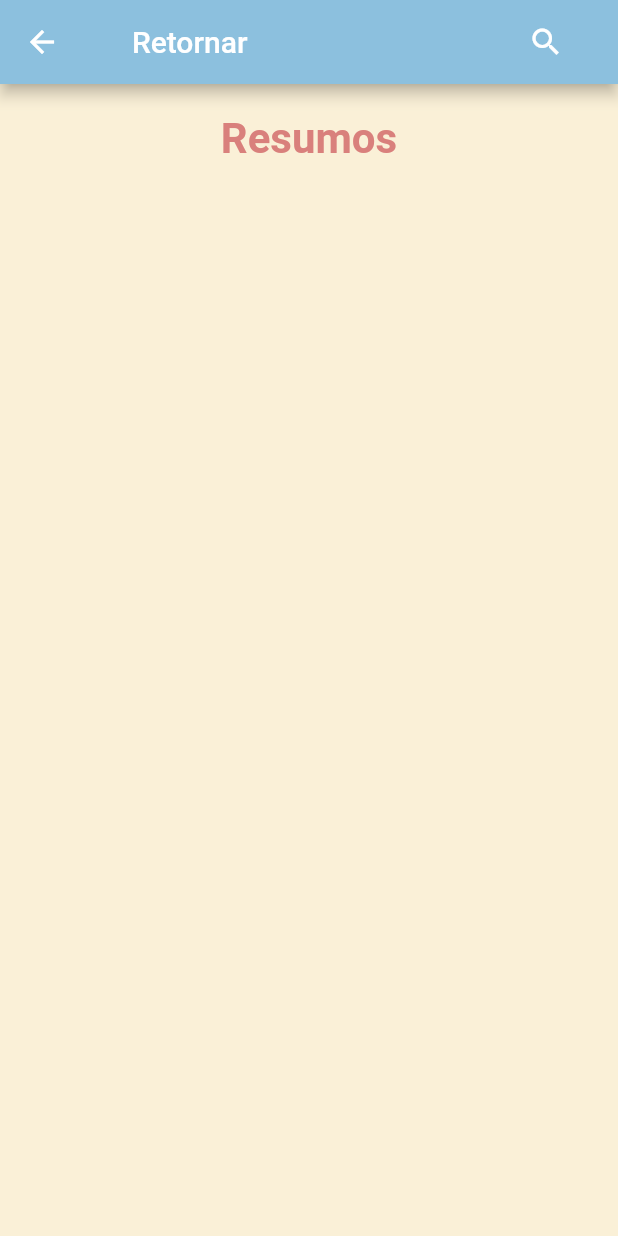
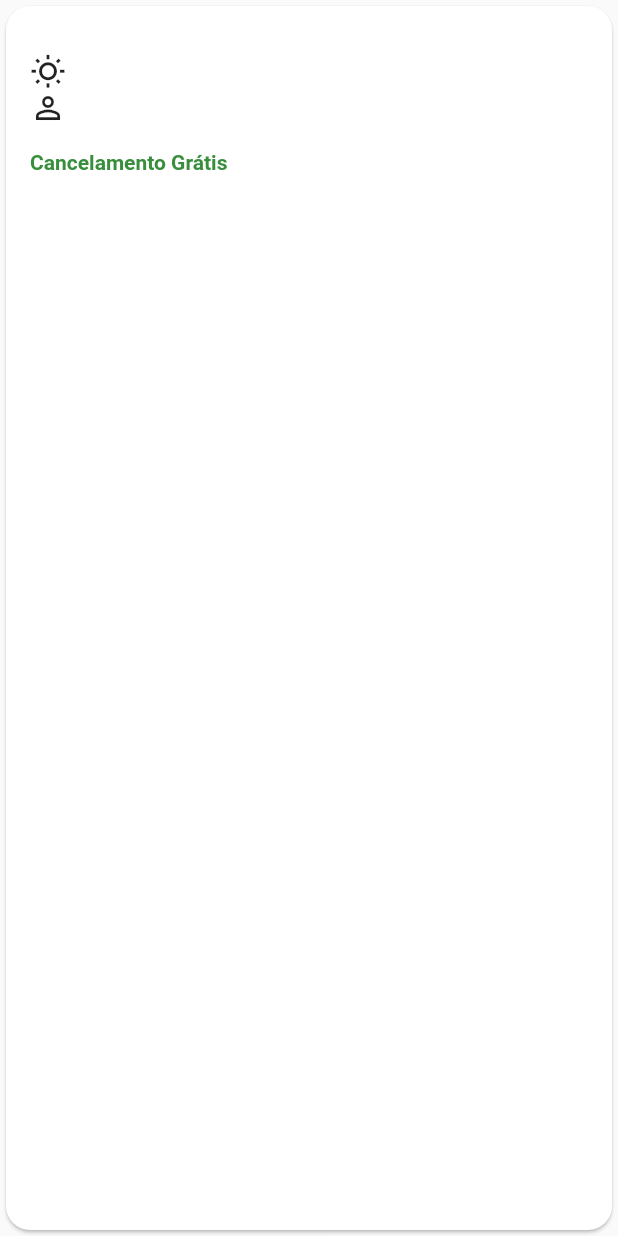
Before and after one commit to Maahrcy/study_app, a Flutter app: the ResumeWidget widget shown alone on an empty page, opened directly, on a phone screen of 412 x 824 dp. Run offline on Flutter 3.47's test engine with Material 2 defaults, Android fonts, the phone set to English and light mode, and no system bars; our stand-ins replace google_fonts; missing offline and left inert: dart:html; Roboto replaces fonts that are missing (Sriracha).

Commit message:
Add files via upload

```diff
--- a/lib/resume_page/quimica.dart
+++ b/lib/resume_page/quimica.dart
@@ -2,10 +2,10 @@ import 'dart:ui';
 import 'package:flutter/cupertino.dart';
 import 'package:flutter/material.dart';
 import 'package:google_fonts/google_fonts.dart';
-import 'package:study_app/resume_page/exercise_widget.dart';
-import 'package:study_app/resume_page/mindmap_widget.dart';
+import 'package:study_app/resume_page/exercise.dart';
+import 'package:study_app/resume_page/mindmap.dart';
+import 'package:study_app/resume_page/desc_pag.dart';
 import 'package:study_app/resume_page/resume_widget.dart';
-import 'package:study_app/resume_page/desc_pag.dart';
 
 class Quimica extends StatefulWidget{
   const Quimica({Key? key}) : super(key: key);
--- a/lib/resume_page/resume_widget.dart
+++ b/lib/resume_page/resume_widget.dart
@@ -1,9 +1,6 @@
 import 'package:flutter/cupertino.dart';
 import 'package:flutter/material.dart';
-import 'package:google_fonts/google_fonts.dart';
-import 'package:study_app/resume_page/quimica.dart';
-import '';
-import '../home_page/vertical_navbar_widget.dart';
+import 'package:study_app/resume_page/detalhes_grid.dart';
 
 class ResumeWidget extends StatefulWidget {
   const ResumeWidget({Key? key}) : super(key: key);
@@ -12,55 +9,91 @@ class ResumeWidget extends StatefulWidget {
   State<ResumeWidget> createState() => _ResumeWidgetState();
 }
 
-class _ResumeWidgetState extends State<ResumeWidget> {@override
+class _ResumeWidgetState extends State<ResumeWidget> {
+  @override
   Widget build(BuildContext context) {
-  return Scaffold(
-    backgroundColor: Color(0xFFFAF0D7),
-    appBar: AppBar(
-        title: Row(
-          mainAxisAlignment: MainAxisAlignment.spaceBetween,
+    return InkWell(
+      onTap: () {
+        Navigator.push(
+          context,
+          MaterialPageRoute(
+            builder: (context) {
+              return DetalhesGrid(
+                //pacoteTuristico: widget.pacoteTuristico,
+              );
+            },
+          ),
+        );
+      },
+      child: Card(
+        shape: RoundedRectangleBorder(
+          borderRadius: BorderRadius.circular(16),
+        ),
+        child: Column(
           children: [
+            Padding(
+              padding: const EdgeInsets.all(16.0),
+              child: Column(
+                crossAxisAlignment: CrossAxisAlignment.start,
+                children: [
+                  /*FittedBox(
+                    fit: BoxFit.fill,
+                    child: Text(
+                     widget.pacoteTuristico.titulo,
+                      style: const TextStyle(
+                        fontSize: 21,
+                        fontWeight: FontWeight.bold,
+                      ),
+                    ),
+                  ),*/
+                  const SizedBox(height: 8),
+                  //Text(widget.pacoteTuristico.transporte),
+                  const SizedBox(height: 8),
+                  Wrap(
+                    children: [
+                      const Icon(Icons.wb_sunny_outlined),
+                      const SizedBox(width: 4),
+                      //Text('${widget.pacoteTuristico.numDiarias} Diárias'),
+                      const SizedBox(width: 8),
                       Row(
                         children: [
-                const Padding(
-                  padding: EdgeInsets.all(8.0),
-                ),
-                lusBody('Retornar'),
+                          const Icon(Icons.person_outline),
+                          const SizedBox(width: 4),
+                          //Text('${widget.pacoteTuristico.numPessoas} Pessoa'),
                         ],
-            ),
-            TextButton(onPressed: (){},
-              child: Icon(Icons.search,
-                  color: Colors.white),
                       ),
                     ],
                   ),
-        backgroundColor: Color(0xFF8CC0DE)
+                  const SizedBox(height: 8),
+                  //Text('A partir de R\$ ${widget.pacoteTuristico.precoAntigo}'),
+                  Wrap(
+                    children: [
+                      /*Text(
+                        'R\$ ${widget.pacoteTuristico.precoAtual}',
+                        style: const TextStyle(
+                          fontSize: 24,
+                          color: Colors.orange,
+                          fontWeight: FontWeight.bold,
                         ),
-    body: buildBody(),
-  );
-}
-
-lusBody(String funcao){
-  return Text(funcao,
-    style: const TextStyle(
-      fontSize: 20,
-      color: Colors.white,
+                      ),*/
+                      const SizedBox(width: 8),
+                      /*Text(
+                        'Taxa Grátis em até ${widget.pacoteTuristico.numParcelas}x',
+                      ),*/
+                    ],
+                  ),
+                  SizedBox(height: 8),
+                  Text(
+                    'Cancelamento Grátis',
+                    style: TextStyle(
+                        color: Colors.green[700], fontWeight: FontWeight.bold),
+                  ),
+                ],
+              ),
+            )
+          ],
+        ),
       ),
     );
   }
-  buildBody() {
-    return ListView(
-      children: [
-        const SizedBox(height: 20,),
-        Text('Resumos',
-          style: GoogleFonts.sriracha(
-            fontSize: 28,
-            color: const Color(0xffd9807c),
-            fontWeight: FontWeight.bold,
-          ),
-          textAlign: TextAlign.center,
-        ),
-      ],
-    );
 }
-}
```
Also changed, not shown: lib/resume_page/detalhes_grid.dart (added, +15 -0 lines), lib/resume_page/exercise.dart (added, +64 -0 lines), lib/resume_page/mindmap.dart (added, +64 -0 lines), lib/resume_page/pacotes_grid.dart (added). Lines whose indentation alone changed are shown as unchanged.
